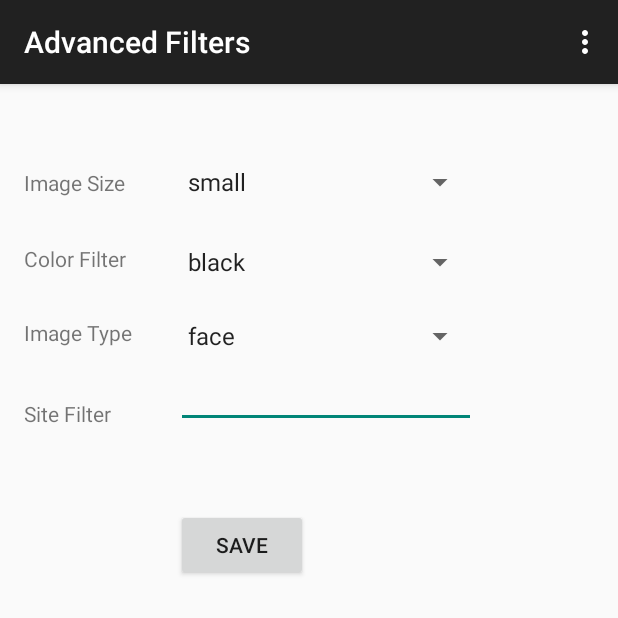
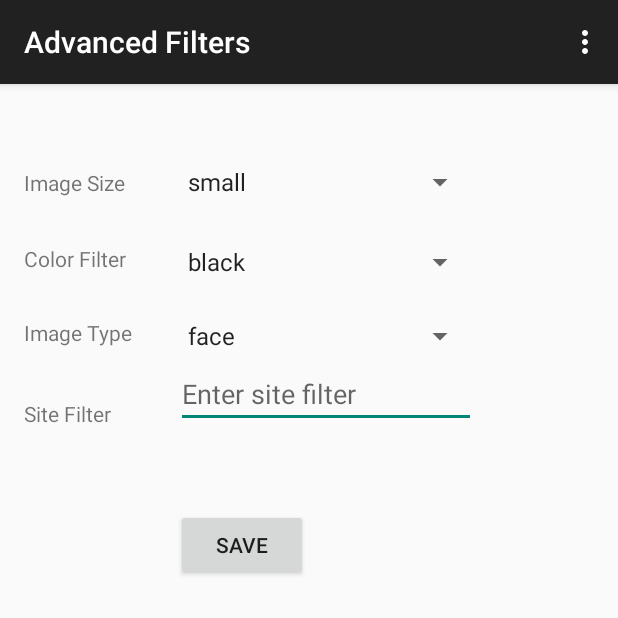
Before and after one commit to arvindh5686/ImageSearcher, an Android app: the screen it shows after launch (SettingActivity), after a tap on "Settings", on a phone screen of 412 x 824 dp, the top half of it. Run offline under Robolectric (Android 15) with nearby library versions, the phone set to English and light mode, and no system bars; our stand-ins replace Picasso; libraries missing offline, so code that uses them is left out: com.loopj.android, cz.msebera.android; pictures from the network do not load; 2 statements that could not run were skipped; 1 other tap on this screen came first.

Commit message:
refactor code

```diff
--- a/app/src/main/java/com/walmartlabs/classwork/imagesearcher/net/ImageSearchClient.java
+++ b/app/src/main/java/com/walmartlabs/classwork/imagesearcher/net/ImageSearchClient.java
@@ -30,22 +30,24 @@ public class ImageSearchClient {
         try {
             int start = page * 8;
             String url = getApiUrl("ajax/services/search/images?q=");
-            String query = generateQueryString(filter, text);
-            Log.i("url", url + URLEncoder.encode(query, "utf-8") + "&v=1.0&rsz=8&start=" + start);
-            client.get(url + URLEncoder.encode(query, "utf-8") + "&v=1.0&rsz=8&start=" + start, handler);
+            String query = generateQueryString(filter, text, start);
+            Log.i("url", url + URLEncoder.encode(query, "utf-8"));
+            client.get(url + URLEncoder.encode(query, "utf-8"), handler);
 
         } catch (UnsupportedEncodingException e) {
             e.printStackTrace();
         }
     }
 
-    public String generateQueryString(Filter filter, String queryString) {
-        if(filter == null) return queryString;
-        if(filter.getImageSize() != null) queryString += "&imgsz=" + filter.getImageSize();
-        if(filter.getImageType() != null) queryString += "&imgtype=" + filter.getImageType();
-        if(filter.getColorFilter() != null) queryString += "&imgcolor=" + filter.getColorFilter();
-        if(filter.getSiteFilter() != null &&
-                ! filter.getSiteFilter().equalsIgnoreCase("")) queryString += "&as_sitesearch=" + filter.getSiteFilter();
+    public String generateQueryString(Filter filter, String queryString, int start) {
+        queryString += "&v=1.0&rsz=8&start=" + start;
+        if(filter != null) {
+            if(filter.getImageSize() != null) queryString += "&imgsz=" + filter.getImageSize();
+            if(filter.getImageType() != null) queryString += "&imgtype=" + filter.getImageType();
+            if(filter.getColorFilter() != null) queryString += "&imgcolor=" + filter.getColorFilter();
+            if(filter.getSiteFilter() != null &&
+                    ! filter.getSiteFilter().equalsIgnoreCase("")) queryString += "&as_sitesearch=" + filter.getSiteFilter();
+        }
 
         return queryString;
     }
--- a/app/src/main/res/layout/activity_search.xml
+++ b/app/src/main/res/layout/activity_search.xml
@@ -32,6 +32,7 @@
         android:layout_alignParentBottom="true"
         android:layout_alignParentRight="true"
         android:layout_alignParentEnd="true"
+        android:paddingTop="10dp"
         android:numColumns="3" />
 
 </RelativeLayout>
--- a/app/src/main/res/layout/activity_setting.xml
+++ b/app/src/main/res/layout/activity_setting.xml
@@ -84,7 +84,8 @@
         android:layout_alignBottom="@+id/tvSiteFilter"
         android:layout_alignLeft="@+id/spImageType"
         android:layout_alignStart="@+id/spImageType"
-        android:layout_alignEnd="@id/spImageType"/>
+        android:layout_alignEnd="@id/spImageType"
+        android:hint="@string/site_filter_text_label"/>
 
     <Button
         android:layout_width="wrap_content"
--- a/app/src/main/res/values/strings.xml
+++ b/app/src/main/res/values/strings.xml
@@ -14,6 +14,7 @@
     <string name="color_filter_label">Color Filter</string>
     <string name="image_size_label">Image Size</string>
     <string name="advanced_options_label">Advanced search options</string>
+    <string name="site_filter_text_label">Enter site filter</string>
 
     <string-array name="image_size">
         <item>small</item>
```
Also changed, not shown: app/src/main/java/com/walmartlabs/classwork/imagesearcher/activities/DisplayActivity.java (+3 -11 lines), app/src/main/java/com/walmartlabs/classwork/imagesearcher/activities/SearchActivity.java (+1 -10 lines), app/src/main/java/com/walmartlabs/classwork/imagesearcher/activities/SettingActivity.java (+0 -9 lines).
